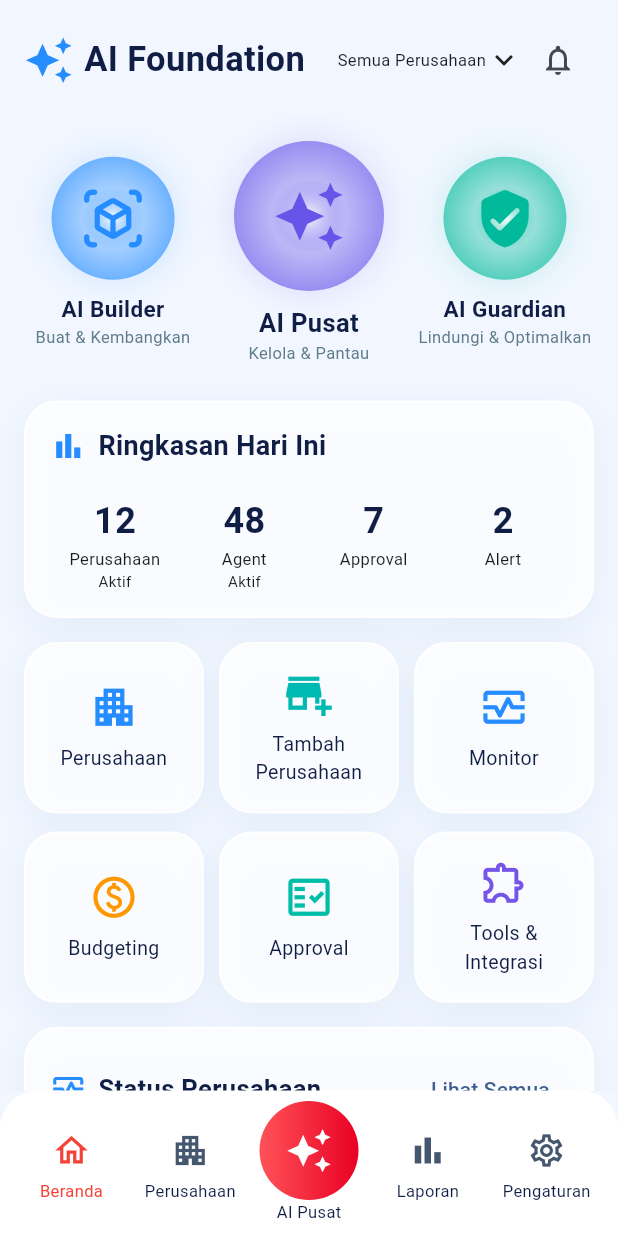
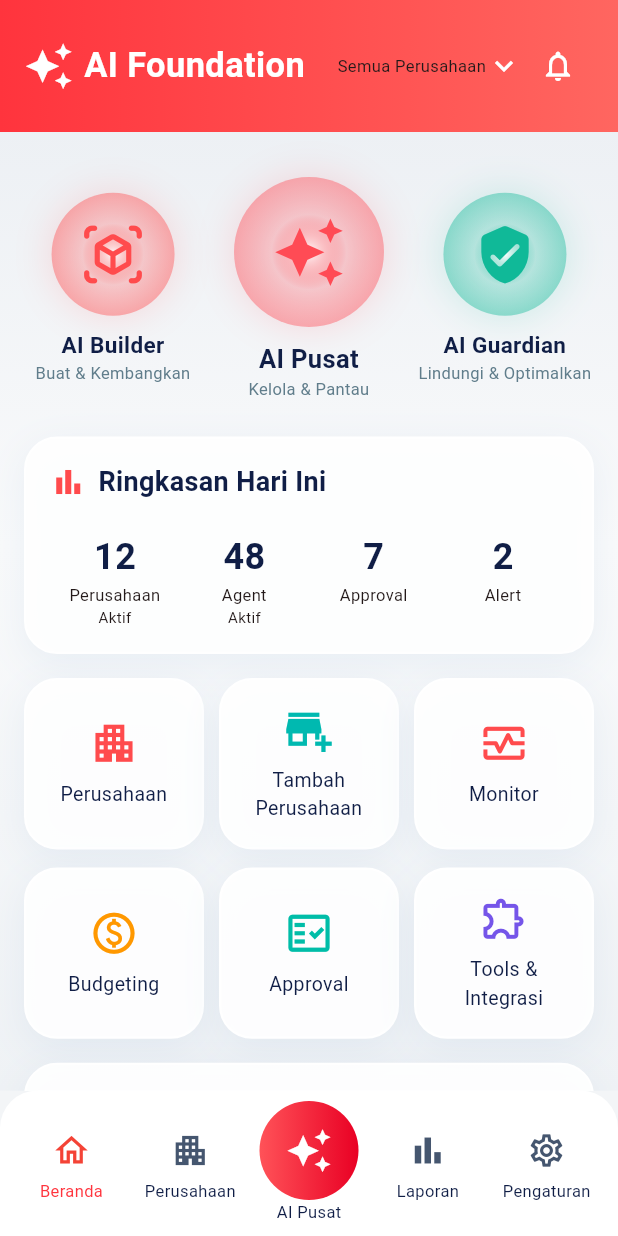
Before and after one commit to rajabadutiklan-lab/Ai-Fondation-Aggentic, a Flutter app: the screen it shows after launch, on a phone screen of 412 x 824 dp. Run offline on Flutter 3.47's test engine with Material 3 defaults, Android fonts, the phone set to English and light mode, and no system bars; statements that could not run were skipped.

Commit message:
style: coral header and soft gray-white glass dashboard

```diff
--- a/lib/ai_foundation_home.dart
+++ b/lib/ai_foundation_home.dart
@@ -3,7 +3,8 @@ import 'package:flutter/material.dart';
 void main() => runApp(const AiFoundationApp());
 
 const navy = Color(0xFF101E46);
-const blue = Color(0xFF258DFF);
+const blue = Color(0xFFFF4B4D);
+const pageBg = Color(0xFFF3F5F7);
 
 class AiFoundationApp extends StatelessWidget {
   const AiFoundationApp({super.key});
@@ -11,7 +12,7 @@ class AiFoundationApp extends StatelessWidget {
   Widget build(BuildContext context) => MaterialApp(
     title: 'AI Foundation',
     debugShowCheckedModeBanner: false,
-    theme: ThemeData(useMaterial3: true, colorScheme: ColorScheme.fromSeed(seedColor: blue), scaffoldBackgroundColor: const Color(0xFFF2F7FF)),
+    theme: ThemeData(useMaterial3: true, colorScheme: ColorScheme.fromSeed(seedColor: blue), scaffoldBackgroundColor: pageBg),
     home: const FoundationHome(),
   );
 }
@@ -35,13 +36,13 @@ class _FoundationHomeState extends State<FoundationHome> {
   )));
   Widget glass({required Widget child, EdgeInsets padding = const EdgeInsets.all(16)}) => Container(
     padding: padding,
-    decoration: BoxDecoration(color: Colors.white.withValues(alpha: .80), borderRadius: BorderRadius.circular(22), border: Border.all(color: Colors.white, width: 1.5), boxShadow: const [BoxShadow(color: Color(0x132B67AA), blurRadius: 22, offset: Offset(0, 7))]),
+    decoration: BoxDecoration(color: Colors.white.withValues(alpha: .92), borderRadius: BorderRadius.circular(22), border: Border.all(color: Colors.white, width: 1.5), boxShadow: const [BoxShadow(color: Color(0x132B67AA), blurRadius: 22, offset: Offset(0, 7))]),
     child: child,
   );
   Widget core(String name, String subtitle, IconData icon, Color color, {bool big = false}) => Expanded(
     flex: big ? 12 : 10,
     child: InkWell(onTap: () => open(name), borderRadius: BorderRadius.circular(20), child: Column(children: [
-      Container(height: big ? 100 : 82, width: big ? 100 : 82, decoration: BoxDecoration(shape: BoxShape.circle, gradient: RadialGradient(colors: [Colors.white, color.withValues(alpha: .26), color.withValues(alpha: .62)]), boxShadow: [BoxShadow(color: color.withValues(alpha: .18), blurRadius: 22)]), child: Icon(icon, size: big ? 49 : 42, color: color)),
+      Container(height: big ? 100 : 82, width: big ? 100 : 82, decoration: BoxDecoration(shape: BoxShape.circle, gradient: RadialGradient(colors: [Colors.white, color.withValues(alpha: .12), color.withValues(alpha: .42)]), boxShadow: [BoxShadow(color: color.withValues(alpha: .18), blurRadius: 22)]), child: Icon(icon, size: big ? 49 : 42, color: color)),
       const SizedBox(height: 9), Text(name, textAlign: TextAlign.center, style: TextStyle(fontWeight: FontWeight.bold, fontSize: big ? 17 : 15, color: navy)),
       Text(subtitle, textAlign: TextAlign.center, style: const TextStyle(fontSize: 11, color: Colors.blueGrey)),
     ])),
@@ -59,23 +60,23 @@ class _FoundationHomeState extends State<FoundationHome> {
       Container(width: central ? 66 : 38, height: central ? 66 : 38,
         decoration: central ? const BoxDecoration(shape: BoxShape.circle, gradient: LinearGradient(colors: [Color(0xFFFF5258), Color(0xFFE90024)])) : null,
         child: Icon(icon, color: central ? Colors.white : name == 'Beranda' ? Colors.red : const Color(0xFF45566F), size: central ? 31 : 26)),
-      Text(name, style: TextStyle(fontSize: 11, color: name == 'Beranda' ? Colors.red : navy)),
+      Text(name, style: TextStyle(fontSize: 11, color: name == 'Beranda' ? const Color(0xFFFF343D) : navy)),
     ]),
   ));
   @override
   Widget build(BuildContext context) => Scaffold(
-    body: SafeArea(child: Center(child: ConstrainedBox(constraints: const BoxConstraints(maxWidth: 650), child: ListView(padding: const EdgeInsets.fromLTRB(16, 16, 16, 24), children: [
-      Row(children: [
-        const Icon(Icons.auto_awesome, color: blue, size: 33), const SizedBox(width: 7),
-        const Expanded(child: Text('AI Foundation', style: TextStyle(color: navy, fontSize: 23, fontWeight: FontWeight.bold))),
-        PopupMenuButton<String>(tooltip: 'Pilih perusahaan', onSelected: (value) => setState(() => selected = value), itemBuilder: (_) => ['Semua Perusahaan', 'RajaBadut', 'Goyana', 'Chatku'].map((e) => PopupMenuItem(value: e, child: Text(e))).toList(), child: Row(children: [Text(selected, style: const TextStyle(fontSize: 11)), const Icon(Icons.keyboard_arrow_down)])),
-        IconButton(onPressed: () => open('Notifikasi'), icon: const Icon(Icons.notifications_outlined)),
-      ]),
+    body: DecoratedBox(decoration: const BoxDecoration(gradient: LinearGradient(begin: Alignment.topCenter, end: Alignment.bottomCenter, colors: [Color(0xFFE9EDF2), Color(0xFFF9FAFB), Color(0xFFEFF2F5)])), child: SafeArea(child: Center(child: ConstrainedBox(constraints: const BoxConstraints(maxWidth: 650), child: ListView(padding: const EdgeInsets.fromLTRB(16, 16, 16, 24), children: [
+      Container(margin: const EdgeInsets.fromLTRB(-16, -16, -16, 0), padding: const EdgeInsets.fromLTRB(16, 20, 16, 20), decoration: const BoxDecoration(gradient: LinearGradient(colors: [Color(0xFFFF343D), Color(0xFFFF6660)])), child: Row(children: [
+        const Icon(Icons.auto_awesome, color: Colors.white, size: 33), const SizedBox(width: 7),
+        const Expanded(child: Text('AI Foundation', style: TextStyle(color: Colors.white, fontSize: 23, fontWeight: FontWeight.bold))),
+        PopupMenuButton<String>(tooltip: 'Pilih perusahaan', onSelected: (value) => setState(() => selected = value), itemBuilder: (_) => ['Semua Perusahaan', 'RajaBadut', 'Goyana', 'Chatku'].map((e) => PopupMenuItem(value: e, child: Text(e))).toList(), child: Row(children: [Text(selected, style: const TextStyle(fontSize: 11)), const Icon(Icons.keyboard_arrow_down, color: Colors.white)])),
+        IconButton(onPressed: () => open('Notifikasi'), icon: const Icon(Icons.notifications_outlined, color: Colors.white)),
+      ])),
       const SizedBox(height: 30),
       Row(crossAxisAlignment: CrossAxisAlignment.center, children: [
         core('AI Builder', 'Buat & Kembangkan', Icons.view_in_ar_rounded, blue),
-        core('AI Pusat', 'Kelola & Pantau', Icons.auto_awesome, const Color(0xFF6755E9), big: true),
-        core('AI Guardian', 'Lindungi & Optimalkan', Icons.verified_user_rounded, const Color(0xFF00BA9B)),
+        core('AI Pusat', 'Kelola & Pantau', Icons.auto_awesome, const Color(0xFFFF4B55), big: true),
+        core('AI Guardian', 'Lindungi & Optimalkan', Icons.verified_user_rounded, const Color(0xFF10B998)),
       ]),
       const SizedBox(height: 24),
       glass(child: Column(crossAxisAlignment: CrossAxisAlignment.start, children: [
@@ -103,7 +104,7 @@ class _FoundationHomeState extends State<FoundationHome> {
       ])),
       const SizedBox(height: 12),
       const Center(child: Text('Data simulasi • Belum terhubung backend', style: TextStyle(color: Colors.blueGrey, fontSize: 11))),
-    ])))),
+    ]))))),
     bottomNavigationBar: SafeArea(top: false, child: Container(padding: const EdgeInsets.fromLTRB(8, 7, 8, 8), decoration: const BoxDecoration(color: Colors.white, borderRadius: BorderRadius.vertical(top: Radius.circular(25))), child: Row(children: [
       nav('Beranda', Icons.home_outlined), nav('Perusahaan', Icons.apartment_outlined), nav('AI Pusat', Icons.auto_awesome, central: true), nav('Laporan', Icons.bar_chart_outlined), nav('Pengaturan', Icons.settings_outlined),
     ]))),
```
